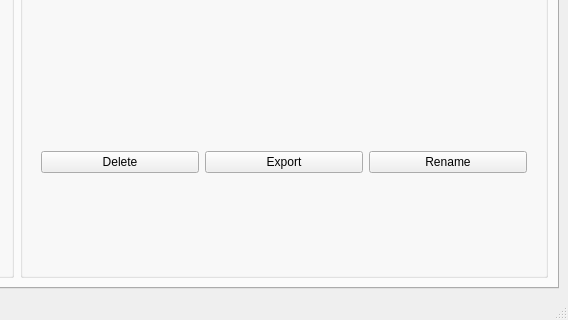
RaveNcLawNN/StegaSafe, file src/stegasafe/gui/main_window.ui: the form before one commit; both pictures show x 534 to 1102 and y 492 to 812 of the 1102 by 812 pixel window.
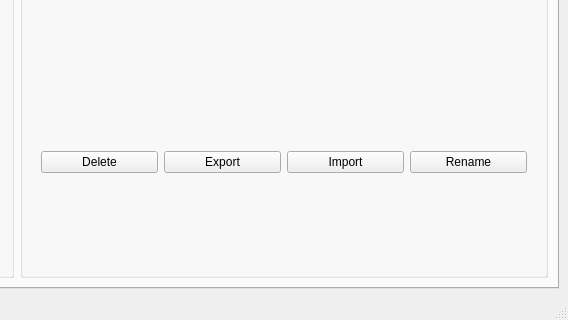
The form after the commit. The open tabs and pages were chosen to show the change.

Commit message: S7: added export/import key functionality to vault

Patch:
```diff
--- a/src/stegasafe/gui/main_window.ui
+++ b/src/stegasafe/gui/main_window.ui
@@ -240,6 +240,13 @@
                 </property>
                </widget>
               </item>
+              <item>
+               <widget class="QPushButton" name="btnImport">
+                <property name="text">
+                 <string>Import</string>
+                </property>
+               </widget>
+              </item>
               <item>
                <widget class="QPushButton" name="btnRename">
                 <property name="text">
```
The commit also changes 2 other files.
